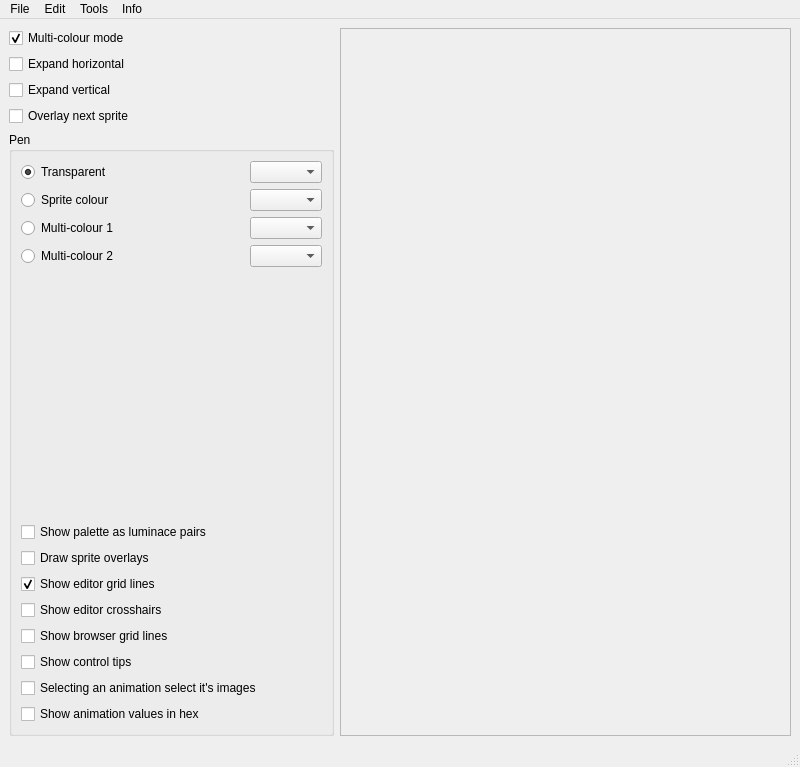
jowin202/OpenSprite, file mainwindow.ui: the form before one commit.
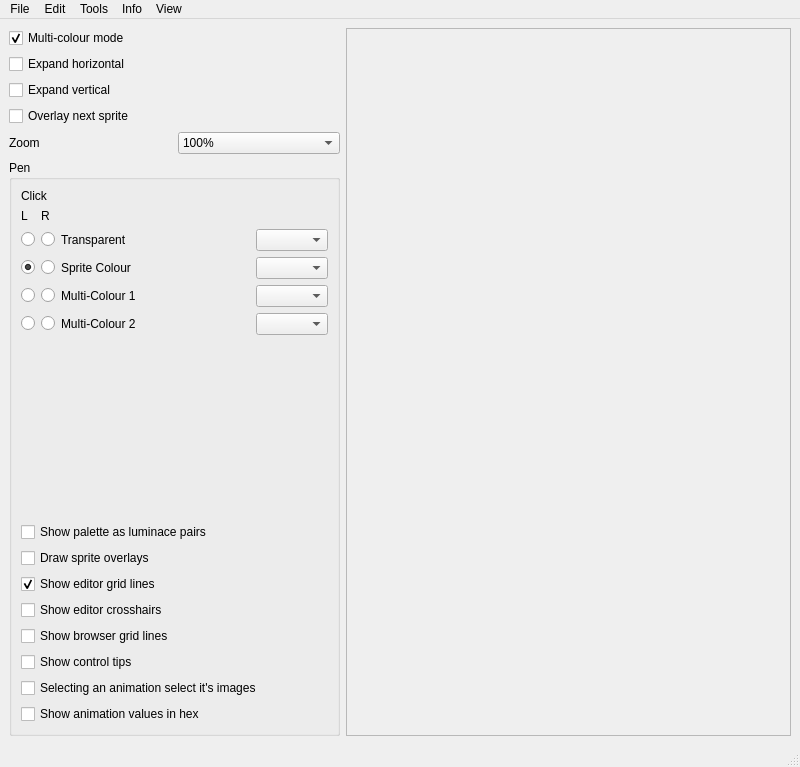
The form after the commit. Custom widgets are drawn as their Qt base class.

Commit message: Drawing forks fine (except multicolor)

Patch:
```diff
--- a/mainwindow.ui
+++ b/mainwindow.ui
@@ -17,7 +17,67 @@
    <layout class="QGridLayout" name="gridLayout_6">
     <item row="0" column="0">
      <layout class="QGridLayout" name="gridLayout_3">
-      <item row="5" column="0">
+      <item row="3" column="0" colspan="2">
+       <widget class="QCheckBox" name="checkBox_expand_y">
+        <property name="text">
+         <string>Expand vertical</string>
+        </property>
+       </widget>
+      </item>
+      <item row="2" column="0" colspan="2">
+       <widget class="QCheckBox" name="checkBox_expand_x">
+        <property name="text">
+         <string>Expand horizontal</string>
+        </property>
+       </widget>
+      </item>
+      <item row="1" column="0" colspan="2">
+       <widget class="QCheckBox" name="checkbox_multicolor">
+        <property name="text">
+         <string>Multi-colour mode</string>
+        </property>
+        <property name="checked">
+         <bool>true</bool>
+        </property>
+       </widget>
+      </item>
+      <item row="4" column="0" colspan="2">
+       <widget class="QCheckBox" name="checkBox_2">
+        <property name="text">
+         <string>Overlay next sprite</string>
+        </property>
+       </widget>
+      </item>
+      <item row="5" column="1">
+       <widget class="QComboBox" name="combo_zoom">
+        <item>
+         <property name="text">
+          <string>100%</string>
+         </property>
+        </item>
+        <item>
+         <property name="text">
+          <string>200%</string>
+         </property>
+        </item>
+        <item>
+         <property name="text">
+          <string>300%</string>
+         </property>
+        </item>
+        <item>
+         <property name="text">
+          <string>400%</string>
+         </property>
+        </item>
+        <item>
+         <property name="text">
+          <string>500%</string>
+         </property>
+        </item>
+       </widget>
+      </item>
+      <item row="6" column="0" colspan="2">
        <widget class="QGroupBox" name="groupBox">
         <property name="title">
          <string>Pen</string>
@@ -25,55 +85,175 @@
         <layout class="QGridLayout" name="gridLayout_2">
          <item row="0" column="0" colspan="3">
           <layout class="QGridLayout" name="gridLayout">
+           <item row="4" column="3">
+            <widget class="QRadioButton" name="radio_mc1_right">
+             <property name="text">
+              <string/>
+             </property>
+            </widget>
+           </item>
+           <item row="3" column="4">
+            <widget class="QLabel" name="label_3">
+             <property name="sizePolicy">
+              <sizepolicy hsizetype="Expanding" vsizetype="Preferred">
+               <horstretch>0</horstretch>
+               <verstretch>0</verstretch>
+              </sizepolicy>
+             </property>
+             <property name="text">
+              <string>Sprite Colour</string>
+             </property>
+            </widget>
+           </item>
            <item row="3" column="2">
             <widget class="QRadioButton" name="radioButton_mc2">
              <property name="text">
-              <string>Multi-colour 2</string>
-             </property>
-            </widget>
-           </item>
-           <item row="0" column="2">
-            <widget class="QRadioButton" name="radio_transparent">
-             <property name="sizePolicy">
-              <sizepolicy hsizetype="Expanding" vsizetype="Fixed">
-               <horstretch>0</horstretch>
-               <verstretch>0</verstretch>
-              </sizepolicy>
-             </property>
-             <property name="text">
-              <string>Transparent</string>
+              <string/>
              </property>
              <property name="checked">
               <bool>true</bool>
              </property>
             </widget>
            </item>
-           <item row="1" column="3">
-            <widget class="QComboBox" name="combo_sprite_col"/>
-           </item>
-           <item row="2" column="2">
-            <widget class="QRadioButton" name="radioButton_mc1">
-             <property name="text">
-              <string>Multi-colour 1</string>
-             </property>
-            </widget>
-           </item>
-           <item row="1" column="2">
-            <widget class="QRadioButton" name="radio_sprite_col">
-             <property name="text">
-              <string>Sprite colour</string>
-             </property>
-            </widget>
-           </item>
-           <item row="0" column="3">
+           <item row="2" column="5">
             <widget class="QComboBox" name="combo_transparent"/>
            </item>
+           <item row="4" column="4">
+            <widget class="QLabel" name="label_4">
+             <property name="sizePolicy">
+              <sizepolicy hsizetype="Expanding" vsizetype="Preferred">
+               <horstretch>0</horstretch>
+               <verstretch>0</verstretch>
+              </sizepolicy>
+             </property>
+             <property name="text">
+              <string>Multi-Colour 1</string>
+             </property>
+            </widget>
+           </item>
+           <item row="1" column="2">
+            <widget class="QLabel" name="label_6">
+             <property name="text">
+              <string>L</string>
+             </property>
+            </widget>
+           </item>
+           <item row="5" column="2">
+            <widget class="QRadioButton" name="radio_mc2_left">
+             <property name="text">
+              <string/>
+             </property>
+            </widget>
+           </item>
+           <item row="4" column="2">
+            <widget class="QRadioButton" name="radio_mc1_left">
+             <property name="text">
+              <string/>
+             </property>
+            </widget>
+           </item>
+           <item row="6" column="4" colspan="2">
+            <spacer name="horizontalSpacer">
+             <property name="orientation">
+              <enum>Qt::Horizontal</enum>
+             </property>
+             <property name="sizeHint" stdset="0">
+              <size>
+               <width>40</width>
+               <height>20</height>
+              </size>
+             </property>
+            </spacer>
+           </item>
+           <item row="2" column="2">
+            <widget class="QRadioButton" name="radio_transparent_left">
+             <property name="sizePolicy">
+              <sizepolicy hsizetype="Minimum" vsizetype="Fixed">
+               <horstretch>0</horstretch>
+               <verstretch>0</verstretch>
+              </sizepolicy>
+             </property>
+             <property name="text">
+              <string/>
+             </property>
+             <property name="checked">
+              <bool>false</bool>
+             </property>
+            </widget>
+           </item>
+           <item row="3" column="5">
+            <widget class="QComboBox" name="combo_sprite_col"/>
+           </item>
            <item row="2" column="3">
+            <widget class="QRadioButton" name="radio_transparent_right">
+             <property name="text">
+              <string/>
+             </property>
+             <property name="checked">
+              <bool>false</bool>
+             </property>
+            </widget>
+           </item>
+           <item row="5" column="3">
+            <widget class="QRadioButton" name="radio_mc2_right">
+             <property name="text">
+              <string/>
+             </property>
+            </widget>
+           </item>
+           <item row="4" column="5">
             <widget class="QComboBox" name="combo_multicol_1"/>
            </item>
-           <item row="3" column="3">
+           <item row="5" column="4">
+            <widget class="QLabel" name="label_5">
+             <property name="sizePolicy">
+              <sizepolicy hsizetype="Expanding" vsizetype="Preferred">
+               <horstretch>0</horstretch>
+               <verstretch>0</verstretch>
+              </sizepolicy>
+             </property>
+             <property name="text">
+              <string>Multi-Colour 2</string>
+             </property>
+            </widget>
+           </item>
+           <item row="5" column="5">
             <widget class="QComboBox" name="combo_multicol_2"/>
            </item>
+           <item row="2" column="4">
+            <widget class="QLabel" name="label_2">
+             <property name="sizePolicy">
+              <sizepolicy hsizetype="Expanding" vsizetype="Preferred">
+               <horstretch>0</horstretch>
+               <verstretch>0</verstretch>
+              </sizepolicy>
+             </property>
+             <property name="text">
+              <string>Transparent</string>
+             </property>
+            </widget>
+           </item>
+           <item row="3" column="3">
+            <widget class="QRadioButton" name="radio_sprite_right">
+             <property name="text">
+              <string/>
+             </property>
+            </widget>
+           </item>
+           <item row="1" column="3">
+            <widget class="QLabel" name="label_7">
+             <property name="text">
+              <string>R</string>
+             </property>
+            </widget>
+           </item>
+           <item row="0" column="2" colspan="2">
+            <widget class="QLabel" name="label_8">
+             <property name="text">
+              <string>Click</string>
+             </property>
+            </widget>
+           </item>
           </layout>
          </item>
          <item row="3" column="0" colspan="2">
@@ -175,34 +355,10 @@
         </layout>
        </widget>
       </item>
-      <item row="4" column="0">
-       <widget class="QCheckBox" name="checkBox_2">
+      <item row="5" column="0">
+       <widget class="QLabel" name="label">
         <property name="text">
-         <string>Overlay next sprite</string>
-        </property>
-       </widget>
-      </item>
-      <item row="1" column="0">
-       <widget class="QCheckBox" name="checkbox_multicolor">
-        <property name="text">
-         <string>Multi-colour mode</string>
-        </property>
-        <property name="checked">
-         <bool>true</bool>
-        </property>
-       </widget>
-      </item>
-      <item row="2" column="0">
-       <widget class="QCheckBox" name="checkBox_expand_x">
-        <property name="text">
-         <string>Expand horizontal</string>
-        </property>
-       </widget>
-      </item>
-      <item row="3" column="0">
-       <widget class="QCheckBox" name="checkBox_expand_y">
-        <property name="text">
-         <string>Expand vertical</string>
+         <string>Zoom</string>
         </property>
        </widget>
       </item>
@@ -226,7 +382,7 @@
           <rect>
            <x>0</x>
            <y>0</y>
-           <width>412</width>
+           <width>398</width>
            <height>696</height>
           </rect>
          </property>
@@ -406,10 +562,18 @@
     </property>
     <addaction name="actionAbout"/>
    </widget>
+   <widget class="QMenu" name="menuVjew">
+    <property name="title">
+     <string>View</string>
+    </property>
+    <addaction name="actionZoom_In"/>
+    <addaction name="actionZoom_Out"/>
+   </widget>
    <addaction name="menuFile"/>
    <addaction name="menuEdit"/>
    <addaction name="menuTools"/>
    <addaction name="menuInfo"/>
+   <addaction name="menuVjew"/>
   </widget>
   <widget class="QStatusBar" name="statusbar"/>
   <action name="actionNew">
```
Left out of the diff: 18 changed lines with no effect on the pictures. The commit also changes 5 other files.
